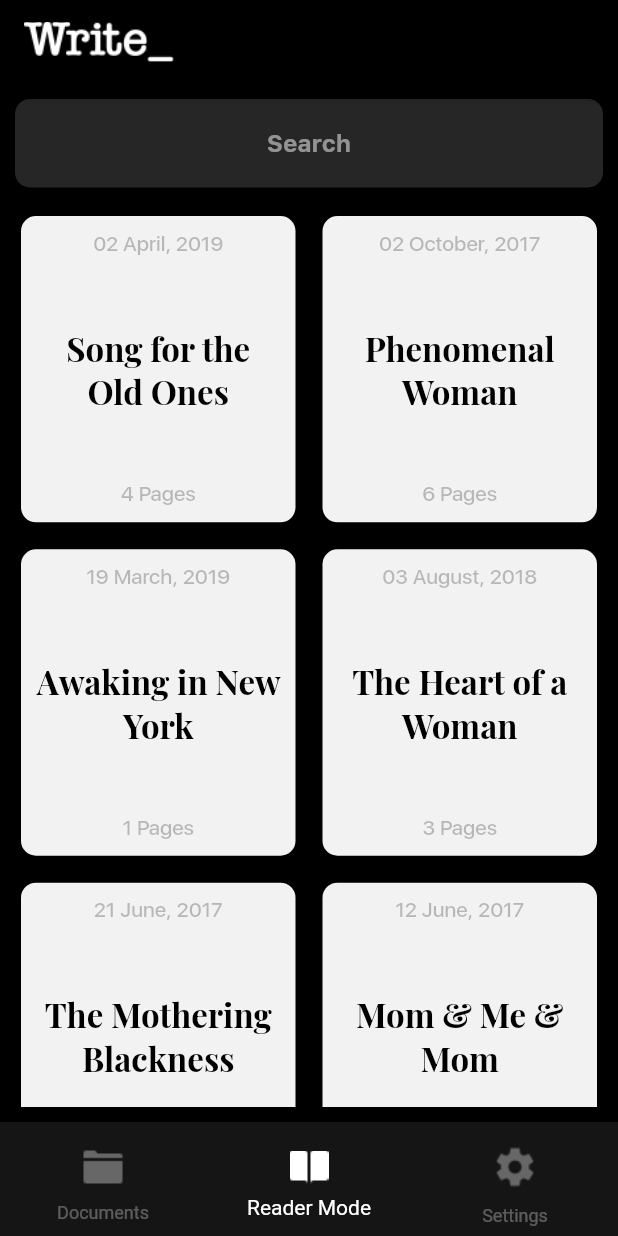
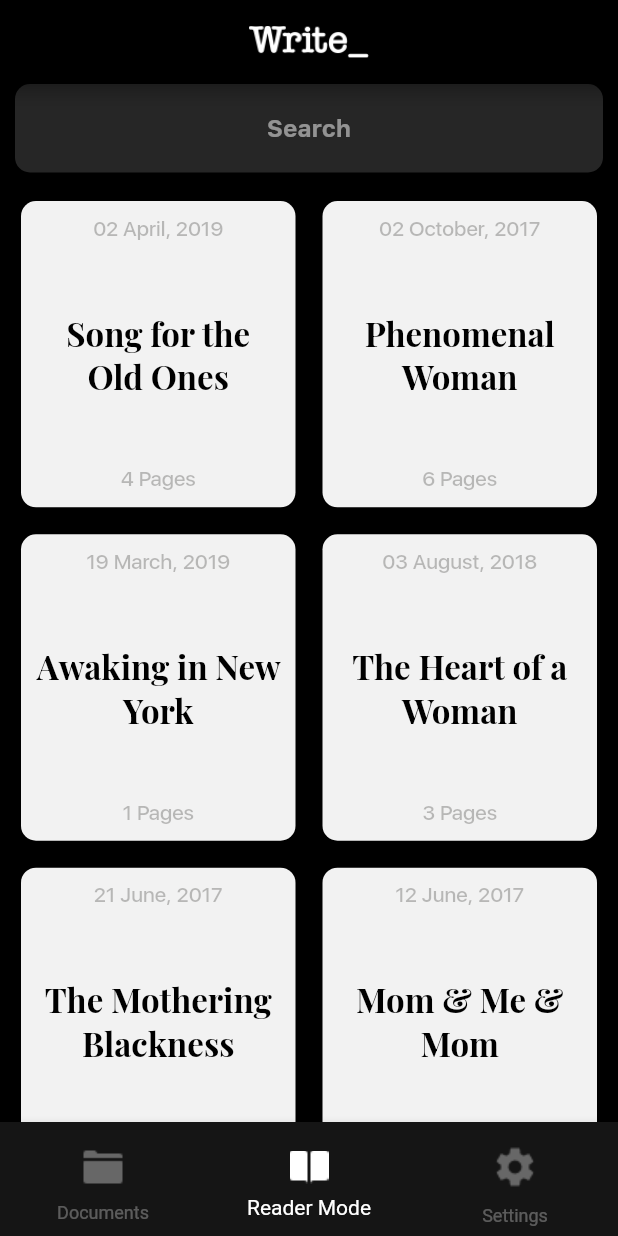
Before and after one commit to pawanparihar05/Write_, a Flutter app: the screen it shows after launch, item 2 of the bottom bar chosen, on a phone screen of 412 x 824 dp. Run offline on Flutter 3.47's test engine with Material 2 defaults, Android fonts, the phone set to English and light mode, and no system bars; project files that could hold a hidden picture were left out.

Commit message:
- reader mode page ui done - scrolling changed to bouncing for all pages - some ui tweaks

```diff
--- a/lib/screens/home_screen.dart
+++ b/lib/screens/home_screen.dart
@@ -44,12 +44,14 @@ class _HomeScreenState extends State<HomeScreen> {
     return Scaffold(
         backgroundColor: appBlack,
 
-        ///APP BAR
+        /// APP BAR
         appBar: AppBar(
           backgroundColor: appBlack,
-          title: const Image(
-            image: AssetImage('images/ic_logo.png'),
-            width: 100,
+          title: Center(
+            child: const Image(
+              image: AssetImage('images/ic_logo_white.png'),
+              width: 80,
+            ),
           ),
         ),
 
--- a/lib/screens/pages/reader_mode_page.dart
+++ b/lib/screens/pages/reader_mode_page.dart
@@ -1,7 +1,7 @@
 import 'package:flutter/material.dart';
 import 'package:write_it_down/constants/colors.dart';
 import 'package:write_it_down/constants/dimens.dart';
-import 'package:write_it_down/screens/create_note_screen.dart';
+import 'package:write_it_down/screens/read_note_screen.dart';
 import 'package:write_it_down/widgets/note_item.dart';
 
 class ReaderModePage extends StatefulWidget {
@@ -32,12 +32,39 @@ class _ReaderModePageState extends State<ReaderModePage> {
         numberOfPages: 1),
     const NoteItem(
         date: "12 June, 2017", title: "Mom & Me & Mom", numberOfPages: 2),
+    const NoteItem(
+        date: "02 April, 2019",
+        title: "Song for the Old Ones",
+        numberOfPages: 4),
+    const NoteItem(
+        date: "02 October, 2017", title: "Phenomenal Woman", numberOfPages: 6),
+    const NoteItem(
+        date: "19 March, 2019", title: "Awaking in New York", numberOfPages: 1),
+    const NoteItem(
+        date: "03 August, 2018",
+        title: "The Heart of a Woman ",
+        numberOfPages: 3),
+    const NoteItem(
+        date: "21 June, 2017",
+        title: "The Mothering Blackness",
+        numberOfPages: 1),
+    const NoteItem(
+        date: "12 June, 2017", title: "Mom & Me & Mom", numberOfPages: 2),
   ];
 
   /// ON GRID ITEM CLICKED
   void onItemClicked() {
-    Navigator.of(context).pushReplacement(MaterialPageRoute(
-        builder: (BuildContext context) => const CreateNote()));
+    Navigator.push(
+      context,
+      MaterialPageRoute(
+        builder: (context) => const ReadNote(),
+      ),
+    );
+
+    // THIS IS TO POP ALL AND GO TO NEW DESTINATION
+    // LEFT HERE FOR REF
+    // Navigator.of(context).pushReplacement(MaterialPageRoute(
+    //     builder: (BuildContext context) => const CreateNote()));
   }
 
   /// UI BUILDER
@@ -45,7 +72,7 @@ class _ReaderModePageState extends State<ReaderModePage> {
   Widget build(BuildContext context) {
     return SafeArea(
       child: Padding(
-        padding: const EdgeInsets.all(appPadding),
+        padding: const EdgeInsets.symmetric(horizontal: appPadding),
         child: Expanded(
           child: Column(
             children: [
@@ -71,6 +98,7 @@ class _ReaderModePageState extends State<ReaderModePage> {
               const SizedBox(height: 15),
               Expanded(
                 child: GridView.builder(
+                  physics: const BouncingScrollPhysics(),
                   primary: false,
                   padding: const EdgeInsets.all(0.0),
                   itemCount: notesList.length,
--- a/lib/screens/splash_screen.dart
+++ b/lib/screens/splash_screen.dart
@@ -33,7 +33,7 @@ class _SplashScreenState extends State<SplashScreen> {
     // because there 4X image is required and cant change
     // the size manually, here we can use normal size and
     // if needed we can use height to adjust
-    var assetsImage = const AssetImage('images/ic_logo.png');
+    var assetsImage = const AssetImage('images/ic_logo_white.png');
     //create image widget from image asset
     var splashImage = Image(image: assetsImage);
 
```
Also changed, not shown: lib/constants/strings.dart (added, +4 -0 lines), lib/screens/create_note_screen.dart (+38 -43 lines), lib/screens/pages/documents_page.dart (+22 -1 lines), lib/screens/read_note_screen.dart (added, +136 -0 lines), images/ic_logo_grey.png (added), images/ic_logo_white.png (renamed from images/ic_logo.png).
